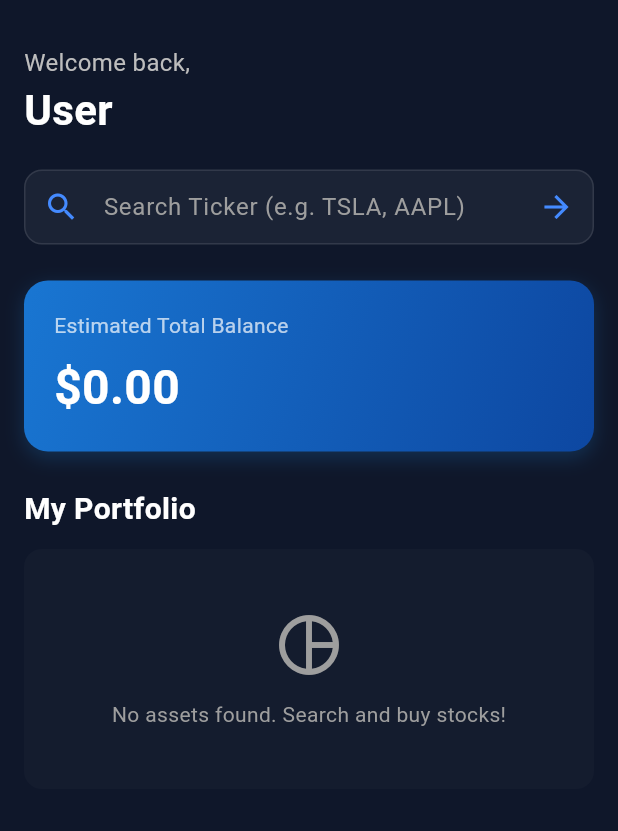
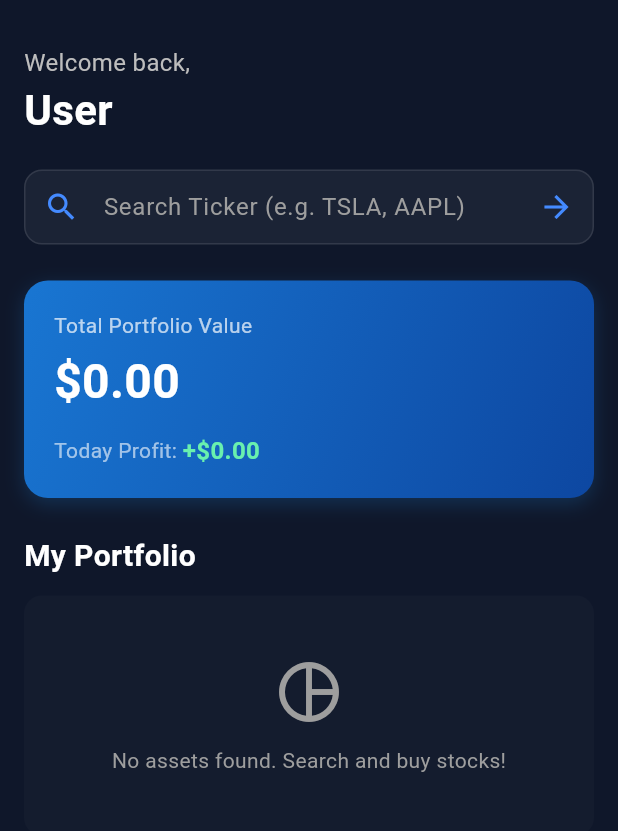
Before and after one commit to DevDooly/nasdaq-is-god, a Flutter app: the HomeScreen screen opened directly, on a phone screen of 412 x 824 dp, the part 63-894 px from its top. Run offline on Flutter 3.47's test engine with Material 3 defaults, Android fonts, the phone set to English and light mode, and no system bars; our stand-ins replace dio, fl_chart, flutter_secure_storage; accounts and stored records are empty; network calls fail.

Commit message:
feat: 실시간 수익률 계산 및 포트폴리오 시각화 고도화
- Backend: TradeService가 포트폴리오 조회 시 실시간 현재가 및 수익률을 계산하여 반환하도록 개선
- Frontend: 대시보드(HomeScreen)에 총 자산 가치, 총 수익금, 종목별 개별 수익률 표시 기능 추가
- Frontend: 수익/손실에 따른 동적 컬러(Red/Green) 적용 및 UI 레이아웃 개선

```diff
--- a/frontend/lib/models/asset.dart
+++ b/frontend/lib/models/asset.dart
@@ -3,6 +3,9 @@ class StockAsset {
   final String symbol;
   final double quantity;
   final double averagePrice;
+  final double currentPrice;
+  final double profit;
+  final double profitRate;
   final DateTime updatedAt;
 
   StockAsset({
@@ -10,6 +13,9 @@ class StockAsset {
     required this.symbol,
     required this.quantity,
     required this.averagePrice,
+    required this.currentPrice,
+    required this.profit,
+    required this.profitRate,
     required this.updatedAt,
   });
 
@@ -19,6 +25,9 @@ class StockAsset {
       symbol: json['symbol'],
       quantity: json['quantity'].toDouble(),
       averagePrice: json['average_price'].toDouble(),
+      currentPrice: (json['current_price'] ?? json['average_price']).toDouble(),
+      profit: (json['profit'] ?? 0.0).toDouble(),
+      profitRate: (json['profit_rate'] ?? 0.0).toDouble(),
       updatedAt: DateTime.parse(json['updated_at']),
     );
   }
--- a/frontend/lib/screens/home_screen.dart
+++ b/frontend/lib/screens/home_screen.dart
@@ -151,12 +151,17 @@ class _HomeScreenState extends State<HomeScreen> {
   }
 
   Widget _buildPortfolioSummary() {
-    double totalValue = 0;
+    double totalMarketValue = 0;
+    double totalProfit = 0;
+
     if (_portfolio != null) {
       for (var asset in _portfolio!) {
-        totalValue += asset.quantity * asset.averagePrice;
+        totalMarketValue += asset.quantity * asset.currentPrice;
+        totalProfit += asset.profit;
       }
     }
+
+    final profitColor = totalProfit >= 0 ? Colors.greenAccent : Colors.redAccent;
 
     return Container(
       width: double.infinity,
@@ -180,18 +185,28 @@ class _HomeScreenState extends State<HomeScreen> {
         crossAxisAlignment: CrossAxisAlignment.start,
         children: [
           const Text(
-            'Estimated Total Balance',
+            'Total Portfolio Value',
             style: TextStyle(color: Colors.white70, fontSize: 14),
           ),
-          const SizedBox(height: 8),
+          const SizedBox(height: 4),
           Text(
-            '\$${NumberFormat('#,##0.00').format(totalValue)}',
+            '\$${NumberFormat('#,##0.00').format(totalMarketValue)}',
             style: const TextStyle(
               color: Colors.white,
               fontSize: 32,
               fontWeight: FontWeight.bold,
             ),
           ),
+          const SizedBox(height: 12),
+          Row(
+            children: [
+              const Text('Today Profit: ', style: TextStyle(color: Colors.white60, fontSize: 14)),
+              Text(
+                '${totalProfit >= 0 ? "+" : ""}\$${NumberFormat('#,##0.00').format(totalProfit)}',
+                style: TextStyle(color: profitColor, fontSize: 16, fontWeight: FontWeight.bold),
+              ),
+            ],
+          )
         ],
       ),
     );
@@ -223,24 +238,45 @@ class _HomeScreenState extends State<HomeScreen> {
       separatorBuilder: (context, index) => const Divider(color: Colors.white10, height: 1),
       itemBuilder: (context, index) {
         final asset = _portfolio![index];
+        final assetProfitColor = asset.profit >= 0 ? Colors.greenAccent : Colors.redAccent;
+
         return ListTile(
-          contentPadding: const EdgeInsets.symmetric(vertical: 4),
-          title: Text(
-            asset.symbol,
-            style: const TextStyle(fontWeight: FontWeight.bold, fontSize: 18, color: Colors.white),
+          contentPadding: const EdgeInsets.symmetric(vertical: 8),
+          title: Row(
+            children: [
+              Text(
+                asset.symbol,
+                style: const TextStyle(fontWeight: FontWeight.bold, fontSize: 18, color: Colors.white),
+              ),
+              const SizedBox(width: 8),
+              Container(
+                padding: const EdgeInsets.symmetric(horizontal: 6, vertical: 2),
+                decoration: BoxDecoration(
+                  color: assetProfitColor.withOpacity(0.1),
+                  borderRadius: BorderRadius.circular(4),
+                ),
+                child: Text(
+                  '${asset.profitRate >= 0 ? "+" : ""}${asset.profitRate.toStringAsFixed(2)}%',
+                  style: TextStyle(color: assetProfitColor, fontSize: 12, fontWeight: FontWeight.bold),
+                ),
+              )
+            ],
           ),
-          subtitle: Text('${asset.quantity} shares', style: const TextStyle(color: Colors.grey)),
+          subtitle: Text(
+            '${asset.quantity} shares · Avg \$${asset.averagePrice.toStringAsFixed(2)}',
+            style: const TextStyle(color: Colors.grey, fontSize: 13),
+          ),
           trailing: Column(
             mainAxisAlignment: MainAxisAlignment.center,
             crossAxisAlignment: CrossAxisAlignment.end,
             children: [
               Text(
-                '\$${NumberFormat('#,##0.00').format(asset.averagePrice)}',
-                style: const TextStyle(fontWeight: FontWeight.bold, color: Colors.white),
+                '\$${NumberFormat('#,##0.00').format(asset.currentPrice * asset.quantity)}',
+                style: const TextStyle(fontWeight: FontWeight.bold, color: Colors.white, fontSize: 16),
               ),
-              const Text(
-                'Avg. Price',
-                style: TextStyle(fontSize: 12, color: Colors.grey),
+              Text(
+                '${asset.profit >= 0 ? "+" : ""}\$${asset.profit.toStringAsFixed(2)}',
+                style: TextStyle(fontSize: 12, color: assetProfitColor),
               ),
             ],
           ),
```
